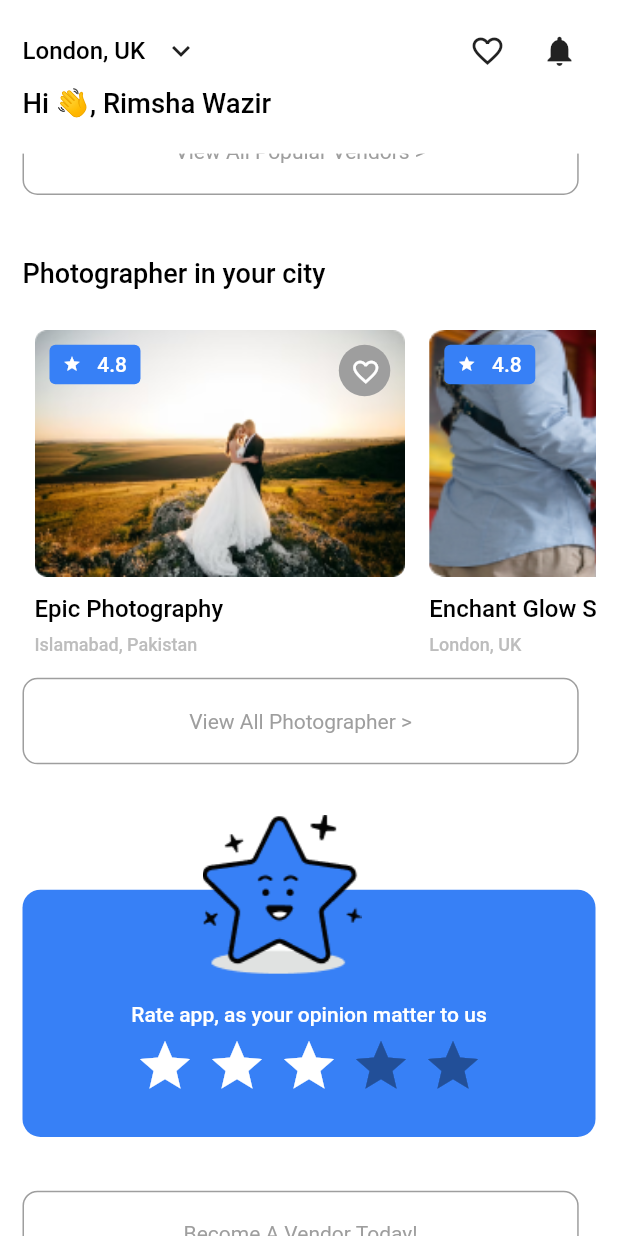
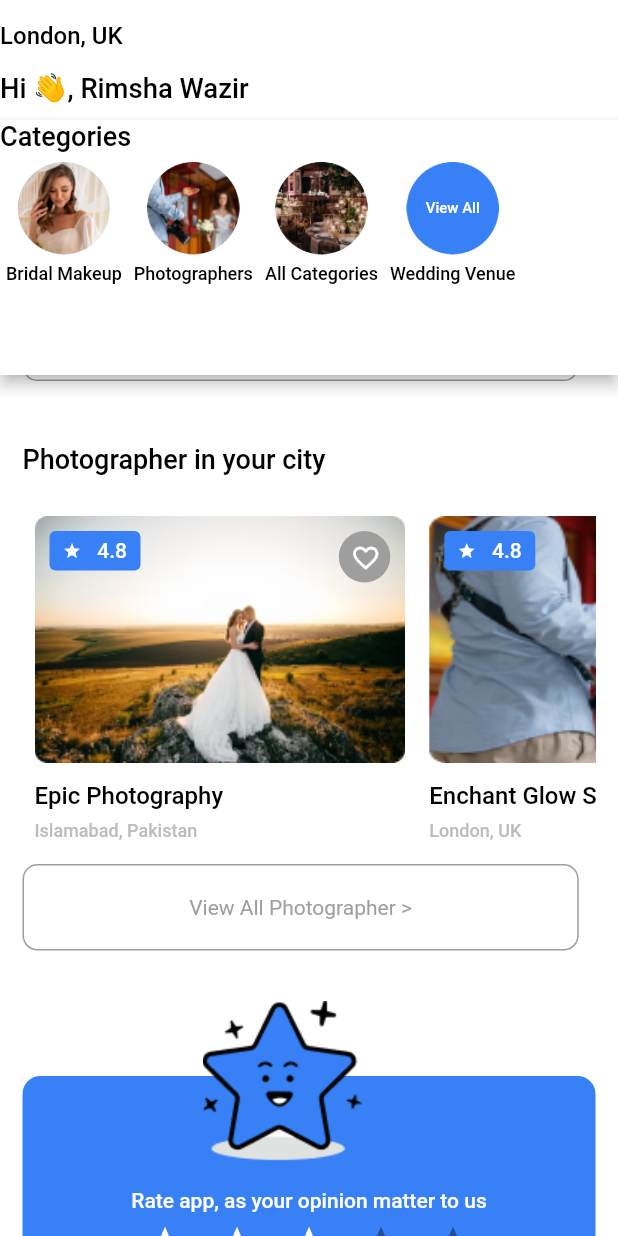
Before and after one commit to RimshaWazir/photography_app, a Flutter app: the HomeScreen screen opened directly, scrolled down 576 dp, after a tap on the "favorite outline" icon, on a phone screen of 412 x 824 dp. Run offline on Flutter 3.47's test engine with Material 2 defaults, Android fonts, the phone set to English and light mode, and no system bars; drawn by our look-alikes of flutter_rating_bar; our stand-ins replace dotted_border, file_picker, flutter_screenutil, page_transition, smooth_page_indicator; Roboto replaces fonts that are missing (Circular Std).

Commit message:
Changes in home screen

```diff
--- a/lib/Presentation/Common/custom_text_field.dart
+++ b/lib/Presentation/Common/custom_text_field.dart
@@ -133,11 +133,13 @@ class CustomTextField extends StatelessWidget {
                     ),
                   ),
                   border: OutlineInputBorder(
+                    borderRadius: const BorderRadius.all(Radius.circular(12.0)),
                     borderSide: BorderSide(
                       color: AppColors.greyColor,
                     ),
                   ),
                   focusedBorder: const OutlineInputBorder(
+                    borderRadius: const BorderRadius.all(Radius.circular(12.0)),
                     borderSide: BorderSide(
                       color: AppColors.blue,
                     ),
--- a/lib/Presentation/Widgets/Home/Booking/booking_screen.dart
+++ b/lib/Presentation/Widgets/Home/Booking/booking_screen.dart
@@ -1,5 +1,6 @@
 import 'dart:io';
 
+import 'package:file_picker/file_picker.dart';
 import 'package:flutter/material.dart';
 import 'package:flutter_screenutil/flutter_screenutil.dart';
 import 'package:task_2/Application/Services/Navigation/navigation.dart';
@@ -10,7 +11,6 @@ import 'package:task_2/Data/Datasource/Resources/strings.dart';
 import 'package:task_2/Data/Datasource/Resources/styles.dart';
 import 'package:task_2/Presentation/Common/custom_text_field.dart';
 import 'package:task_2/Presentation/Widgets/Auth/Componenet/button.dart';
-import 'package:file_picker/file_picker.dart';
 import 'package:task_2/Presentation/Widgets/Home/Booking/service/service.dart';
 
 class BookingScreen extends StatefulWidget {
@@ -51,15 +51,16 @@ class _BookingScreenState extends State<BookingScreen> {
 
     final List<String> options = ['Fashion', 'Dress', 'Shoes', 'Jewellery'];
     return Scaffold(
-      body: SafeArea(
-        child: Form(
-          child: SingleChildScrollView(
-            physics: const BouncingScrollPhysics(),
-            child: Padding(
-              padding: const EdgeInsets.all(20.0),
-              child: Column(
-                children: [
-                  Row(
+      appBar: AppBar(
+          backgroundColor: Colors.transparent,
+          foregroundColor: Colors.transparent,
+          elevation: 0,
+          automaticallyImplyLeading: false,
+          actions: [
+            Container(
+              padding: EdgeInsets.symmetric(horizontal: 12.sp),
+              width: MediaQuery.sizeOf(context).width,
+              child: Row(
                 children: [
                   Text(AppStrings.booking,
                       style: Styles.circularStd(
@@ -75,10 +76,21 @@ class _BookingScreenState extends State<BookingScreen> {
                       },
                       icon: Icon(
                         Icons.close,
+                        color: Colors.black,
                         size: 24.sp,
                       ))
                 ],
               ),
+            ),
+          ]),
+      body: SafeArea(
+        child: Form(
+          child: SingleChildScrollView(
+            physics: const BouncingScrollPhysics(),
+            child: Padding(
+              padding: const EdgeInsets.all(20.0),
+              child: Column(
+                children: [
                   30.y,
                   CustomTextField(
                       prefixIcon: const Icon(Icons.person),
--- a/lib/Presentation/Widgets/Home/detail_screen.dart
+++ b/lib/Presentation/Widgets/Home/detail_screen.dart
@@ -1,9 +1,6 @@
-import 'dart:async';
-
 import 'package:flutter/material.dart';
 import 'package:flutter_rating_bar/flutter_rating_bar.dart';
 import 'package:flutter_screenutil/flutter_screenutil.dart';
-import 'package:smooth_page_indicator/smooth_page_indicator.dart';
 import 'package:task_2/Application/Services/Navigation/navigation.dart';
 import 'package:task_2/Data/Datasource/Extensions/extensions.dart';
 import 'package:task_2/Data/Datasource/Resources/asset.dart';
@@ -12,7 +9,6 @@ import 'package:task_2/Data/Datasource/Resources/strings.dart';
 import 'package:task_2/Data/Datasource/Resources/styles.dart';
 import 'package:task_2/Presentation/Widgets/Auth/Componenet/button.dart';
 import 'package:task_2/Presentation/Widgets/Home/Booking/booking_screen.dart';
-import 'package:task_2/Presentation/Widgets/Home/Component/icon_avatar.dart';
 
 class DetailScreen extends StatefulWidget {
   final String? selectedImage;
@@ -42,14 +38,14 @@ class _DetailScreenState extends State<DetailScreen> {
       Assets.image3,
       Assets.image4,
     ];
-    final pages = List.generate(32, (index) => const SizedBox());
-
-    Timer.periodic(const Duration(seconds: 6), (Timer timer) {
-      controller.nextPage(
-        duration: const Duration(seconds: 5),
-        curve: Curves.easeInOut,
-      );
-    });
+    // final pages = List.generate(32, (index) => const SizedBox());
+    //
+    // Timer.periodic(const Duration(seconds: 6), (Timer timer) {
+    //   controller.nextPage(
+    //     duration: const Duration(seconds: 5),
+    //     curve: Curves.easeInOut,
+    //   );
+    // });
     return Scaffold(
       body: NestedScrollView(
         physics: const BouncingScrollPhysics(),
@@ -59,6 +55,9 @@ class _DetailScreenState extends State<DetailScreen> {
               automaticallyImplyLeading: true,
               expandedHeight: 0.24.sh,
               elevation: 0,
+              snap: true,
+              floating: true,
+              pinned: true,
               backgroundColor: Colors.transparent,
               flexibleSpace: FlexibleSpaceBar(
                 background: Image.asset(
--- a/lib/Presentation/Widgets/Home/home_screen.dart
+++ b/lib/Presentation/Widgets/Home/home_screen.dart
@@ -57,114 +57,114 @@ class HomeScreen extends StatelessWidget {
           body: CustomScrollView(
               physics: const BouncingScrollPhysics(),
               slivers: [
-                SliverPersistentHeader(
+                SliverAppBar(
+                  automaticallyImplyLeading: true,
+                  expandedHeight: 450,
+                  elevation: 0,
+                  snap: true,
+                  floating: true,
                   pinned: true,
-                  floating: true,
-                  delegate: CustomAppBarDelegate(),
-                ),
-                SliverList(
-                  delegate: SliverChildListDelegate([
-                    SingleChildScrollView(
-                        physics: const BouncingScrollPhysics(),
-                        child: Padding(
-                            padding: const EdgeInsets.symmetric(
-                                horizontal: 15, vertical: 10),
-                            child: Column(
-                                crossAxisAlignment: CrossAxisAlignment.start,
+                  leading: const CustomAppBar(),
+                  toolbarHeight: 80,
+                  collapsedHeight: 80,
+                  leadingWidth: MediaQuery.sizeOf(context).width,
+                  backgroundColor: Colors.white,
+                  foregroundColor: Colors.white,
+                  flexibleSpace: FlexibleSpaceBar(
+                    background: Padding(
+                      padding: const EdgeInsets.symmetric(horizontal: 12.0),
+                      child: SizedBox(
+                        width: 1.sw,
+                        child: Row(
+                            crossAxisAlignment: CrossAxisAlignment.center,
+                            mainAxisAlignment: MainAxisAlignment.spaceBetween,
                             children: [
-                                  Row(children: [
                               SizedBox(
                                   width: 0.7.sw,
-                                        height: 0.07.sh,
+                                  height: 55.h,
                                   child: TextField(
                                       decoration: InputDecoration(
                                           filled: true,
-                                                fillColor: AppColors
-                                                    .lightBrownColor
+                                          fillColor: AppColors.lightBrownColor
                                               .withOpacity(0.1),
-                                                focusedBorder:
-                                                    OutlineInputBorder(
+                                          focusedBorder: OutlineInputBorder(
                                               borderRadius:
-                                                            BorderRadius
-                                                                .circular(12),
+                                                  BorderRadius.circular(12),
                                               borderSide: BorderSide(
-                                                          color: AppColors
-                                                              .greyColor,
+                                                color: AppColors.greyColor,
                                               )),
-                                                enabledBorder:
-                                                    OutlineInputBorder(
+                                          enabledBorder: OutlineInputBorder(
                                               borderRadius:
-                                                            BorderRadius
-                                                                .circular(12),
+                                                  BorderRadius.circular(12),
                                               borderSide: BorderSide(
-                                                          color: AppColors
-                                                              .greyColor,
+                                                color: AppColors.greyColor,
                                               )),
-                                                hintText:
-                                                    AppStrings.searchVendor,
+                                          hintText: AppStrings.searchVendor,
                                           suffixIcon: Icon(
                                             Icons.filter_list_alt,
                                             color: AppColors.greyColor,
                                           )))),
-                                    const Spacer(),
+                              // const Spacer(),
                               Container(
                                   decoration: BoxDecoration(
-                                            borderRadius:
-                                                BorderRadius.circular(12),
+                                      borderRadius: BorderRadius.circular(12),
                                       color: AppColors.blue),
-                                        height: 0.07.sh,
+                                  height: 55.h,
                                   width: 0.14.sw,
                                   child: const Icon(
                                     Icons.search,
                                     color: AppColors.whiteColor,
                                   ))
                             ]),
-                                  27.y,
+                      ),
+                    ),
+                  ),
+                  bottom: AppBar(
+                    toolbarHeight: 170,
+                    backgroundColor: Colors.white,
+                    foregroundColor: Colors.white,
+                    actions: [
+                      SizedBox(
+                        width: 1.sw,
+                        child: Column(
+                          crossAxisAlignment: CrossAxisAlignment.start,
+                          children: [
                             Text(
                               AppStrings.category,
-                                    style: Styles.circularStd(context,
-                                        fontSize: 18),
+                              style: Styles.circularStd(context, fontSize: 18),
                             ),
                             SizedBox(
                                 width: 1.sw,
-                                      height: 0.15.sh,
+                                height: 80.h,
                                 child: ListView.separated(
-                                          physics:
-                                              const BouncingScrollPhysics(),
+                                    physics: const BouncingScrollPhysics(),
                                     scrollDirection: Axis.horizontal,
                                     itemCount: avatarTextList.length,
                                     separatorBuilder:
-                                              (BuildContext context,
-                                                      int index) =>
-                                                  const Divider(),
-                                          itemBuilder: (BuildContext context,
-                                              int index) {
+                                        (BuildContext context, int index) =>
+                                            const SizedBox(),
+                                    itemBuilder:
+                                        (BuildContext context, int index) {
                                       return Padding(
-                                                padding:
-                                                    const EdgeInsets.symmetric(
-                                                        horizontal: 4,
-                                                        vertical: 10),
+                                          padding: const EdgeInsets.symmetric(
+                                              horizontal: 4, vertical: 4),
                                           child: Column(
                                               mainAxisAlignment:
-                                                        MainAxisAlignment
-                                                            .center,
+                                                  MainAxisAlignment.center,
                                               children: [
                                                 CircleAvatar(
                                                   backgroundColor:
                                                       Colors.transparent,
                                                   maxRadius: 27.r,
-                                                        backgroundImage:
-                                                            AssetImage(
-                                                          avatarImageList[
-                                                              index],
+                                                  backgroundImage: AssetImage(
+                                                    avatarImageList[index],
                                                   ),
                                                   child: index ==
                                                           avatarTextList
                                                                   .length -
                                                               1
                                                       ? Center(
-                                                                child:
-                                                                    TextButton(
+                                                          child: TextButton(
                                                             child: Text(
                                                                 AppStrings
                                                                     .veiewAll,
@@ -177,22 +177,41 @@ class HomeScreen extends StatelessWidget {
                                                                 textAlign:
                                                                     TextAlign
                                                                         .center),
-                                                                  onPressed:
-                                                                      () {},
+                                                            onPressed: () {},
                                                           ),
                                                         )
                                                       : null,
                                                 ),
-                                                      10.y,
-                                                      Text(
-                                                          avatarTextList[index],
-                                                          style: Styles
-                                                              .circularStd(
+                                                5.y,
+                                                Text(avatarTextList[index],
+                                                    style: Styles.circularStd(
                                                       context,
                                                       fontSize: 12,
                                                     ))
                                               ]));
                                     })),
+                          ],
+                        ),
+                      ),
+                    ],
+                  ),
+                ),
+                // SliverPersistentHeader(
+                //   pinned: true,
+                //   floating: true,
+                //   delegate: CustomAppBarDelegate(),
+                // ),
+                SliverList(
+                  delegate: SliverChildListDelegate([
+                    SingleChildScrollView(
+                        physics: const BouncingScrollPhysics(),
+                        child: Padding(
+                            padding: const EdgeInsets.symmetric(
+                                horizontal: 15, vertical: 10),
+                            child: Column(
+                                crossAxisAlignment: CrossAxisAlignment.start,
+                                children: [
+                                  27.y,
                                   VendorsAndPhotographerColumn(
                                     cardTextList: cardTextList,
                                     cardImageList: cardImageList,
@@ -244,10 +263,10 @@ class CustomAppBarDelegate extends SliverPersistentHeaderDelegate {
   }
 
   @override
-  double get maxExtent => 0.15.sh; // Set the maximum height of the app bar
+  double get maxExtent => 0.15.sh;
 
   @override
-  double get minExtent => 0.15.sh; // Set the minimum height of the app bar
+  double get minExtent => 0.15.sh;
 
   @override
   bool shouldRebuild(covariant SliverPersistentHeaderDelegate oldDelegate) {
```
Lines whose indentation alone changed are shown as unchanged.
